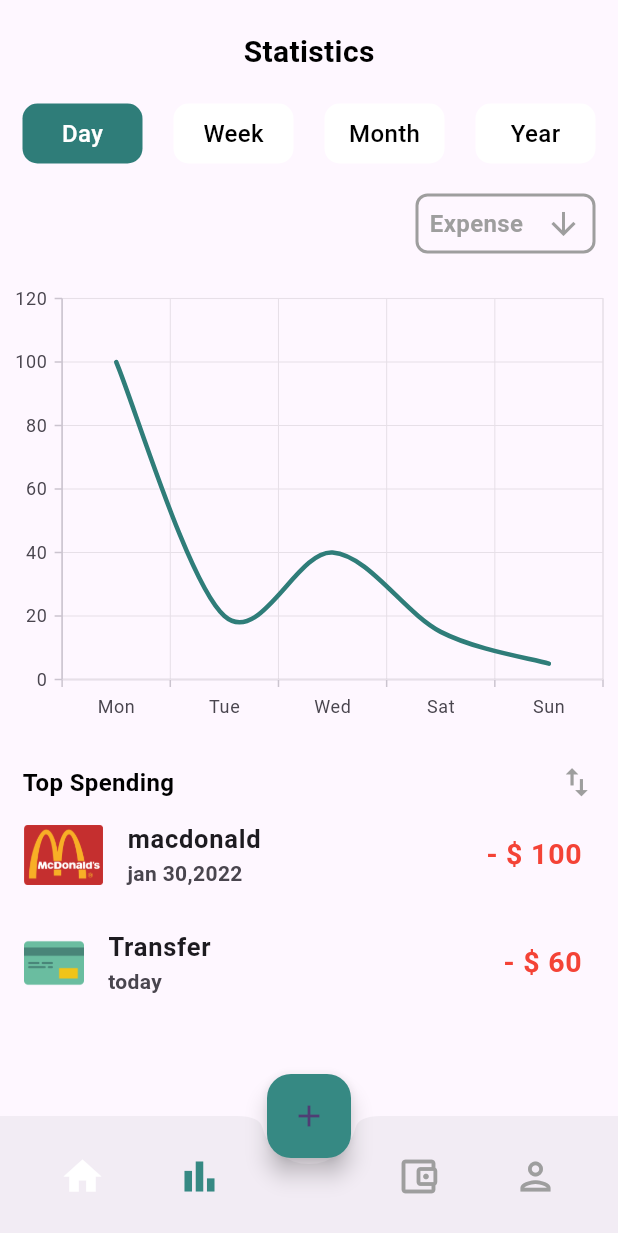
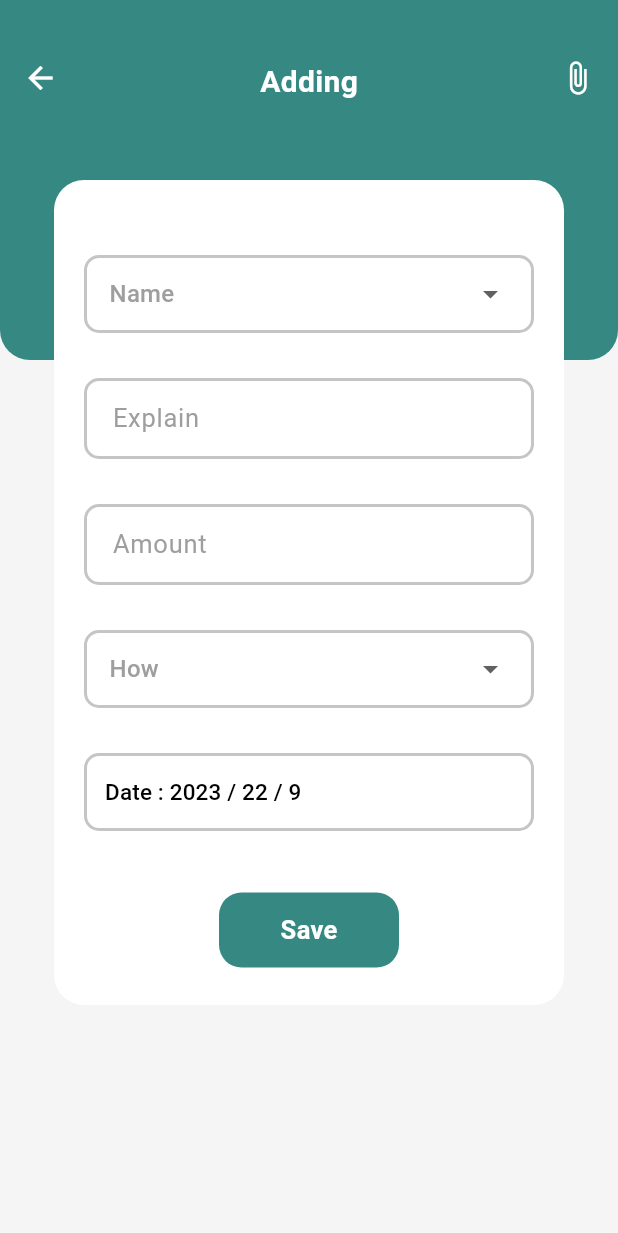
Before and after one commit to gitcoder-23/flutter_finance_app_ui, a Flutter app: the screen it shows after launch, item 2 of the bottom bar chosen, after a tap on the "add" icon, on a phone screen of 412 x 824 dp. Shown: the top 1233 px of the screen. Run offline on Flutter 3.47's test engine with Material 2 defaults, Android fonts, the phone set to English and light mode, and no system bars; our stand-ins replace syncfusion_flutter_charts.

Commit message:
Adding form done

```diff
--- /dev/null
+++ b/lib/screens/addscreen.dart
@@ -0,0 +1,381 @@
+import 'package:flutter/material.dart';
+
+class AddScreen extends StatefulWidget {
+  const AddScreen({super.key});
+
+  @override
+  State<AddScreen> createState() => _AddScreenState();
+}
+
+class _AddScreenState extends State<AddScreen> {
+  String? selectedItem;
+  String? selectedItemi;
+  DateTime date = DateTime.now();
+
+  final TextEditingController expalinText = TextEditingController();
+  FocusNode expalinTextFocus = FocusNode();
+  final TextEditingController amountText = TextEditingController();
+  FocusNode amountFocus = FocusNode();
+
+  final List<String> item = [
+    'food',
+    "Transfer",
+    "Transportation",
+    "Education",
+  ];
+
+  final List<String> _itemei = [
+    'Income',
+    "Expand",
+  ];
+
+  @override
+  void initState() {
+    expalinTextFocus.addListener(() {
+      setState(() {});
+    });
+
+    amountFocus.addListener(() {
+      setState(() {});
+    });
+
+    super.initState();
+  }
+
+  @override
+  Widget build(BuildContext context) {
+    return Scaffold(
+      backgroundColor: Colors.grey.shade100,
+      body: SafeArea(
+          child: Stack(
+        alignment: AlignmentDirectional.center,
+        children: [
+          buildTopBackgroundContainer(context),
+          Positioned(
+            top: 120,
+            child: mainPositionContainer(),
+          )
+        ],
+      )),
+    );
+  }
+
+  Container mainPositionContainer() {
+    print('item--> $item');
+
+    print('selectedItem-> $selectedItem');
+    return Container(
+      height: 550,
+      width: 340,
+      decoration: BoxDecoration(
+        borderRadius: BorderRadius.circular(20),
+        color: Colors.white,
+      ),
+      child: Column(
+        children: [
+          const SizedBox(height: 50),
+          listSelectFieldName(),
+          const SizedBox(height: 30),
+          explainTextBuilder(),
+          const SizedBox(height: 30),
+          amountTextBuilder(),
+          const SizedBox(height: 30),
+          howSelectListBuilder(),
+          const SizedBox(height: 30),
+          dateTimeBuilder(),
+          const Spacer(),
+          saveButton(),
+          const SizedBox(height: 25),
+        ],
+      ),
+    );
+  }
+
+  GestureDetector saveButton() {
+    return GestureDetector(
+      onTap: () {
+        Navigator.of(context).pop();
+      },
+      child: Container(
+        alignment: Alignment.center,
+        decoration: BoxDecoration(
+          borderRadius: BorderRadius.circular(15),
+          color: const Color(0xff368983),
+        ),
+        width: 120,
+        height: 50,
+        child: const Text(
+          'Save',
+          style: TextStyle(
+            fontFamily: 'f',
+            fontWeight: FontWeight.w600,
+            color: Colors.white,
+            fontSize: 17,
+          ),
+        ),
+      ),
+    );
+  }
+
+  Widget dateTimeBuilder() {
+    return Container(
+      alignment: Alignment.bottomLeft,
+      decoration: BoxDecoration(
+          borderRadius: BorderRadius.circular(10),
+          border: Border.all(width: 2, color: const Color(0xffC5C5C5))),
+      width: 300,
+      child: TextButton(
+        onPressed: () async {
+          DateTime? newDate = await showDatePicker(
+              context: context,
+              initialDate: date,
+              firstDate: DateTime(2020),
+              lastDate: DateTime(2100));
+          if (newDate == Null) return;
+          setState(() {
+            date = newDate!;
+          });
+        },
+        child: Text(
+          'Date : ${date.year} / ${date.day} / ${date.month}',
+          style: const TextStyle(
+            fontSize: 15,
+            color: Colors.black,
+          ),
+        ),
+      ),
+    );
+  }
+
+  Padding howSelectListBuilder() {
+    return Padding(
+      padding: const EdgeInsets.symmetric(horizontal: 15),
+      child: Container(
+        padding: const EdgeInsets.symmetric(horizontal: 15),
+        width: 300,
+        decoration: BoxDecoration(
+          borderRadius: BorderRadius.circular(10),
+          border: Border.all(
+            width: 2,
+            color: const Color(0xffC5C5C5),
+          ),
+        ),
+        child: DropdownButton<String>(
+          value: selectedItemi,
+          onChanged: ((value) {
+            setState(() {
+              selectedItemi = value!;
+            });
+          }),
+          items: _itemei
+              .map((e) => DropdownMenuItem(
+                    value: e,
+                    child: Container(
+                      alignment: Alignment.center,
+                      child: Row(
+                        children: [
+                          Text(
+                            e,
+                            style: const TextStyle(fontSize: 18),
+                          )
+                        ],
+                      ),
+                    ),
+                  ))
+              .toList(),
+          selectedItemBuilder: (BuildContext context) => _itemei
+              .map((e) => Row(
+                    children: [Text(e)],
+                  ))
+              .toList(),
+          hint: const Padding(
+            padding: EdgeInsets.only(top: 1),
+            child: Text(
+              'How',
+              style: TextStyle(color: Colors.grey),
+            ),
+          ),
+          dropdownColor: Colors.white,
+          isExpanded: true,
+          underline: Container(),
+        ),
+      ),
+    );
+  }
+
+  Padding amountTextBuilder() {
+    return Padding(
+      padding: const EdgeInsets.symmetric(horizontal: 20),
+      child: TextField(
+        keyboardType: TextInputType.number,
+        focusNode: amountFocus,
+        controller: amountText,
+        decoration: InputDecoration(
+          contentPadding:
+              const EdgeInsets.symmetric(horizontal: 15, vertical: 15),
+          labelText: 'Amount',
+          labelStyle: TextStyle(fontSize: 17, color: Colors.grey.shade500),
+          enabledBorder: OutlineInputBorder(
+              borderRadius: BorderRadius.circular(10),
+              borderSide: const BorderSide(width: 2, color: Color(0xffC5C5C5))),
+          focusedBorder: OutlineInputBorder(
+              borderRadius: BorderRadius.circular(10),
+              borderSide: const BorderSide(width: 2, color: Color(0xff368983))),
+        ),
+      ),
+    );
+  }
+
+  Padding explainTextBuilder() {
+    return Padding(
+      padding: const EdgeInsets.symmetric(horizontal: 20),
+      child: TextField(
+        focusNode: expalinTextFocus,
+        controller: expalinText,
+        decoration: InputDecoration(
+          contentPadding:
+              const EdgeInsets.symmetric(horizontal: 15, vertical: 15),
+          labelText: 'Explain',
+          labelStyle: TextStyle(
+            fontSize: 17,
+            color: Colors.grey.shade500,
+          ),
+          enabledBorder: OutlineInputBorder(
+              borderRadius: BorderRadius.circular(10),
+              borderSide: const BorderSide(width: 2, color: Color(0xffC5C5C5))),
+          focusedBorder: OutlineInputBorder(
+            borderRadius: BorderRadius.circular(10),
+            borderSide: const BorderSide(
+              width: 2,
+              color: Color(0xff368983),
+            ),
+          ),
+        ),
+      ),
+    );
+  }
+
+  Padding listSelectFieldName() {
+    return Padding(
+      padding: const EdgeInsets.symmetric(horizontal: 15),
+      child: Container(
+        padding: const EdgeInsets.symmetric(horizontal: 15),
+        width: 300,
+        decoration: BoxDecoration(
+          borderRadius: BorderRadius.circular(10),
+          border: Border.all(
+            width: 2,
+            color: const Color(0xFFC5C5C5),
+          ),
+        ),
+        child: DropdownButton(
+          value: selectedItem,
+          onChanged: ((value) {
+            setState(() {
+              selectedItem = value;
+            });
+
+            print('selectedItem-> $value, $selectedItem');
+          }),
+          items: item
+              .map(
+                (e) => DropdownMenuItem(
+                  value: e,
+                  child: Container(
+                    child: Row(
+                      children: [
+                        SizedBox(
+                          width: 40,
+                          child: Image.asset('images/$e.png'),
+                        ),
+                        const SizedBox(width: 10),
+                        Text(
+                          e,
+                          style: const TextStyle(fontSize: 18),
+                        ),
+                      ],
+                    ),
+                  ),
+                ),
+              )
+              .toList(),
+          selectedItemBuilder: (BuildContext context) => item
+              .map((e) => Row(
+                    children: [
+                      SizedBox(
+                        width: 42,
+                        child: Image.asset('images/$e.png'),
+                      ),
+                      const SizedBox(width: 5),
+                      Text(e),
+                    ],
+                  ))
+              .toList(),
+          hint: const Padding(
+            padding: EdgeInsets.only(top: 1),
+            child: Text(
+              'Name',
+              style: TextStyle(color: Colors.grey),
+            ),
+          ),
+          dropdownColor: Colors.white,
+          isExpanded: true,
+          underline: Container(),
+        ),
+      ),
+    );
+  }
+
+  Widget buildTopBackgroundContainer(BuildContext context) {
+    return Column(
+      children: [
+        Container(
+          width: double.infinity,
+          height: 240,
+          decoration: const BoxDecoration(
+            color: Color(0xff368983),
+            borderRadius: BorderRadius.only(
+              bottomLeft: Radius.circular(20),
+              bottomRight: Radius.circular(20),
+            ),
+          ),
+          child: Column(
+            children: [
+              const SizedBox(height: 40),
+              Padding(
+                padding: const EdgeInsets.symmetric(horizontal: 15),
+                child: Row(
+                  mainAxisAlignment: MainAxisAlignment.spaceBetween,
+                  crossAxisAlignment: CrossAxisAlignment.start,
+                  children: [
+                    GestureDetector(
+                      onTap: () {
+                        Navigator.of(context).pop();
+                      },
+                      child: const Icon(
+                        Icons.arrow_back,
+                        color: Colors.white,
+                      ),
+                    ),
+                    const Text(
+                      'Adding',
+                      style: TextStyle(
+                        fontSize: 20,
+                        fontWeight: FontWeight.w600,
+                        color: Colors.white,
+                      ),
+                    ),
+                    const Icon(
+                      Icons.attach_file_outlined,
+                      color: Colors.white,
+                    )
+                  ],
+                ),
+              )
+            ],
+          ),
+        ),
+      ],
+    );
+  }
+}
--- a/lib/widgets/bottomnavigationbar.dart
+++ b/lib/widgets/bottomnavigationbar.dart
@@ -1,4 +1,5 @@
 import 'package:flutter/material.dart';
+import 'package:flutter_finance_app_ui/screens/addscreen.dart';
 import 'package:flutter_finance_app_ui/screens/home.dart';
 import 'package:flutter_finance_app_ui/screens/statistics.dart';
 
@@ -23,7 +24,10 @@
     return Scaffold(
       body: Screen[index_color],
       floatingActionButton: FloatingActionButton(
-        onPressed: () {},
+        onPressed: () {
+          Navigator.of(context)
+              .push(MaterialPageRoute(builder: (context) => const AddScreen()));
+        },
         backgroundColor: const Color(0xff368983),
         child: const Icon(Icons.add),
       ),
```
